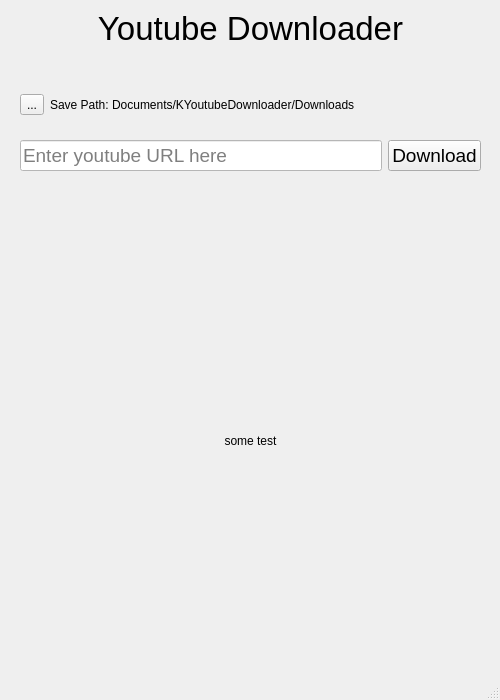
geekmors/KyoutubeDownloader, file mainwindow.ui: the form before one commit.
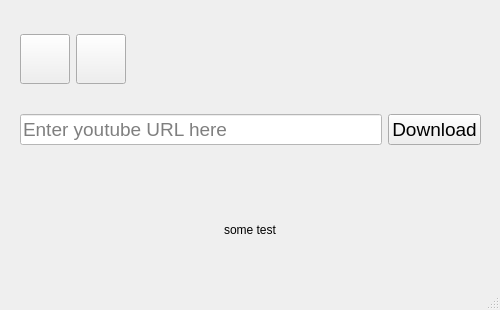
The form after the commit. Icons and pictures are not drawn.

Patch:
```diff
--- a/mainwindow.ui
+++ b/mainwindow.ui
@@ -7,19 +7,19 @@
     <x>0</x>
     <y>0</y>
     <width>500</width>
-    <height>700</height>
+    <height>310</height>
    </rect>
   </property>
   <property name="minimumSize">
    <size>
     <width>500</width>
-    <height>700</height>
+    <height>310</height>
    </size>
   </property>
   <property name="maximumSize">
    <size>
     <width>500</width>
-    <height>700</height>
+    <height>310</height>
    </size>
   </property>
   <property name="windowTitle">
@@ -39,48 +39,71 @@
      </rect>
     </property>
     <layout class="QVBoxLayout" name="verticalLayout">
-     <item>
-      <widget class="QLabel" name="label">
-       <property name="font">
-        <font>
-         <pointsize>25</pointsize>
-         <weight>50</weight>
-         <bold>false</bold>
-         <kerning>true</kerning>
-        </font>
-       </property>
-       <property name="styleSheet">
-        <string notr="true">
-color: rgb(0, 0, 0);</string>
-       </property>
-       <property name="text">
-        <string>Youtube Downloader</string>
-       </property>
-       <property name="alignment">
-        <set>Qt::AlignHCenter|Qt::AlignTop</set>
-       </property>
-      </widget>
-     </item>
      <item>
       <layout class="QHBoxLayout" name="horizontalLayout_2">
        <item>
-        <widget class="QToolButton" name="changeSavePathToolButton">
-         <property name="text">
-          <string>...</string>
-         </property>
-        </widget>
-       </item>
-       <item>
-        <widget class="QLabel" name="savePath_label">
-         <property name="font">
-          <font>
-           <pointsize>9</pointsize>
-          </font>
-         </property>
-         <property name="text">
-          <string>Save Path: Documents/KYoutubeDownloader/Downloads</string>
-         </property>
-        </widget>
+        <layout class="QHBoxLayout" name="horizontalLayout_3">
+         <item>
+          <widget class="QPushButton" name="openDownloadFolderButton">
+           <property name="minimumSize">
+            <size>
+             <width>50</width>
+             <height>50</height>
+            </size>
+           </property>
+           <property name="maximumSize">
+            <size>
+             <width>50</width>
+             <height>50</height>
+            </size>
+           </property>
+           <property name="toolTip">
+            <string>open save folder</string>
+           </property>
+           <property name="styleSheet">
+            <string notr="true"/>
+           </property>
+           <property name="text">
+            <string/>
+           </property>
+          </widget>
+         </item>
+         <item>
+          <widget class="QToolButton" name="changeSavePathToolButton">
+           <property name="minimumSize">
+            <size>
+             <width>50</width>
+             <height>50</height>
+            </size>
+           </property>
+           <property name="maximumSize">
+            <size>
+             <width>50</width>
+             <height>50</height>
+            </size>
+           </property>
+           <property name="toolTip">
+            <string>change media save path</string>
+           </property>
+           <property name="text">
+            <string/>
+           </property>
+          </widget>
+         </item>
+         <item>
+          <spacer name="horizontalSpacer">
+           <property name="orientation">
+            <enum>Qt::Horizontal</enum>
+           </property>
+           <property name="sizeHint" stdset="0">
+            <size>
+             <width>40</width>
+             <height>20</height>
+            </size>
+           </property>
+          </spacer>
+         </item>
+        </layout>
        </item>
       </layout>
      </item>
@@ -129,12 +152,24 @@
    <widget class="QLabel" name="loadingLabel">
     <property name="geometry">
      <rect>
-      <x>10</x>
-      <y>190</y>
-      <width>481</width>
-      <height>501</height>
+      <x>200</x>
+      <y>180</y>
+      <width>100</width>
+      <height>100</height>
      </rect>
     </property>
+    <property name="minimumSize">
+     <size>
+      <width>100</width>
+      <height>100</height>
+     </size>
+    </property>
+    <property name="maximumSize">
+     <size>
+      <width>100</width>
+      <height>100</height>
+     </size>
+    </property>
     <property name="text">
      <string>some test</string>
     </property>
```
Left out of the diff: 8 changed lines with no effect on the pictures.
